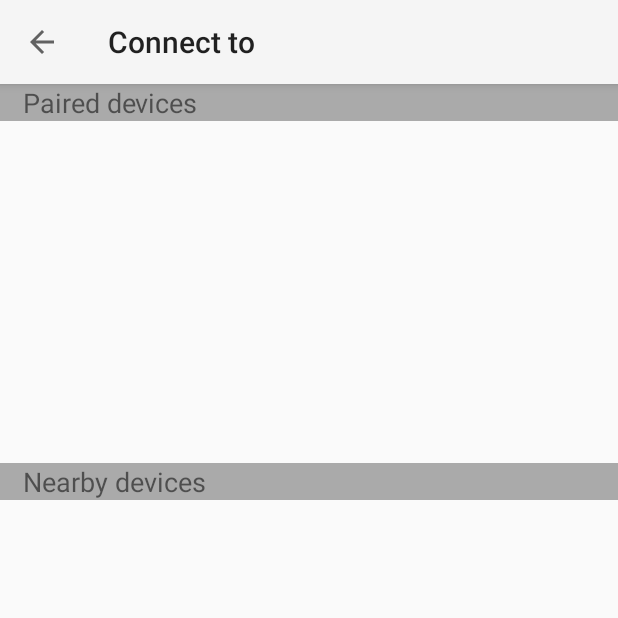
After one commit to unitbvcv/bt_car_remote_android_app, an Android app: the ConnectActivity screen opened directly, with no data from a screen before it, on a phone screen of 412 x 824 dp, the top half of it. The commit adds this screen. Run offline under Robolectric (Android 15) with nearby library versions, the phone set to English and light mode, and no system bars.

Commit message:
Added an activity to select the device to connect to through bluetooth.

```diff
--- a/app/src/main/AndroidManifest.xml
+++ b/app/src/main/AndroidManifest.xml
@@ -2,9 +2,9 @@
 <manifest xmlns:android="http://schemas.android.com/apk/res/android"
           package="com.unitbvcv.btcarremote">
 
-    <uses-permission android:name="android.permission.BLUETOOTH" />
-    <uses-permission android:name="android.permission.BLUETOOTH_ADMIN" />
-    <uses-permission android:name="android.permission.ACCESS_COARSE_LOCATION" />
+    <uses-permission android:name="android.permission.BLUETOOTH"/>
+    <uses-permission android:name="android.permission.BLUETOOTH_ADMIN"/>
+    <uses-permission android:name="android.permission.ACCESS_COARSE_LOCATION"/>
 
     <application
             android:allowBackup="true"
@@ -13,6 +13,14 @@
             android:roundIcon="@mipmap/ic_launcher_round"
             android:supportsRtl="true"
             android:theme="@style/AppTheme">
+        <activity android:name=".ConnectActivity"
+                  android:label="Connect to"
+                  android:parentActivityName=".SettingsActivity"
+                  android:theme="@style/AppTheme.NoActionBar">
+            <meta-data
+                    android:name="android.support.PARENT_ACTIVITY"
+                    android:value="com.unitbvcv.btcarremote.SettingsActivity"/>
+        </activity>
         <activity
                 android:name=".SettingsActivity"
                 android:label="@string/title_activity_settings"
@@ -31,6 +39,4 @@
         </activity>
     </application>
 
-
-
 </manifest>
--- /dev/null
+++ b/app/src/main/java/com/unitbvcv/btcarremote/ConnectActivity.kt
@@ -0,0 +1,76 @@
+package com.unitbvcv.btcarremote
+
+import android.app.Activity
+import android.bluetooth.BluetoothAdapter
+import android.content.Intent
+import android.support.v7.app.AppCompatActivity
+import android.os.Bundle
+import android.view.MenuItem
+import kotlinx.android.synthetic.main.activity_settings.*
+
+class ConnectActivity : AppCompatActivity() {
+
+    private val REQUEST_ENABLE_BT: Int = 4367
+
+    private var refreshRate: String = ""
+    private var timeoutCount: String = ""
+
+    override fun onCreate(savedInstanceState: Bundle?) {
+        super.onCreate(savedInstanceState)
+        setContentView(R.layout.activity_connect)
+        setSupportActionBar(toolbar)
+        supportActionBar?.setDisplayHomeAsUpEnabled(true)
+
+        processIntent()
+
+        val bluetoothAdapter: BluetoothAdapter? = BluetoothAdapter.getDefaultAdapter()
+        if (bluetoothAdapter != null) {
+            if (bluetoothAdapter.isEnabled == false) {
+                val enableBtIntent = Intent(BluetoothAdapter.ACTION_REQUEST_ENABLE)
+                startActivityForResult(enableBtIntent, REQUEST_ENABLE_BT)
+            }
+            else {
+                // populate listviews
+            }
+        }
+    }
+
+    private fun processIntent() {
+        refreshRate = intent.getStringExtra("refreshRate") ?: "50"
+        timeoutCount = intent.getStringExtra("timeoutCount") ?: "10"
+    }
+
+    override fun onBackPressed() {
+        val intent = Intent(this, SettingsActivity::class.java).apply {
+            putExtra("refreshRate", refreshRate)
+            putExtra("timeoutCount", timeoutCount)
+        }
+        startActivity(intent)
+    }
+
+    override fun onOptionsItemSelected(item: MenuItem?): Boolean {
+        return when (item?.itemId) {
+            android.R.id.home -> {
+                onBackPressed()
+                true
+            }
+            else -> super.onOptionsItemSelected(item)
+        }
+    }
+
+    override fun onActivityResult(requestCode: Int, resultCode: Int, data: Intent?) {
+        super.onActivityResult(requestCode, resultCode, data)
+        when (requestCode) {
+            REQUEST_ENABLE_BT -> {
+                when (resultCode) {
+                    Activity.RESULT_OK -> {
+                        // populate list widgets
+                    }
+                    Activity.RESULT_CANCELED -> {
+                        onBackPressed()
+                    }
+                }
+            }
+        }
+    }
+}
--- a/app/src/main/java/com/unitbvcv/btcarremote/SettingsActivity.kt
+++ b/app/src/main/java/com/unitbvcv/btcarremote/SettingsActivity.kt
@@ -56,8 +56,8 @@ class SettingsActivity : AppCompatActivity() {
     }
 
     private fun processIntent() {
-        settingsViewModel.refreshRate = intent.getStringExtra("refreshRate")
-        settingsViewModel.timeoutCount = intent.getStringExtra("timeoutCount")
+        settingsViewModel.refreshRate = intent.getStringExtra("refreshRate") ?: "50"
+        settingsViewModel.timeoutCount = intent.getStringExtra("timeoutCount") ?: "10"
     }
 
     private fun populateConnectListView() {
@@ -67,8 +67,11 @@ class SettingsActivity : AppCompatActivity() {
         connectListView.adapter = adapter
 
         connectListView.onItemClickListener = AdapterView.OnItemClickListener { parent, view, position, id ->
-            Toast.makeText(this, "test", Toast.LENGTH_SHORT).show()
-            // TODO: move to another activity with bluetooth device search
+            val intent = Intent(this, ConnectActivity::class.java).apply {
+                putExtra("refreshRate", settingsViewModel.refreshRate)
+                putExtra("timeoutCount", settingsViewModel.timeoutCount)
+            }
+            startActivity(intent)
         }
     }
 
--- /dev/null
+++ b/app/src/main/res/layout/activity_connect.xml
@@ -0,0 +1,79 @@
+<?xml version="1.0" encoding="utf-8"?>
+<android.support.constraint.ConstraintLayout
+        xmlns:android="http://schemas.android.com/apk/res/android"
+        xmlns:tools="http://schemas.android.com/tools"
+        xmlns:app="http://schemas.android.com/apk/res-auto"
+        android:layout_width="match_parent"
+        android:layout_height="match_parent"
+        tools:context=".ConnectActivity">
+
+    <android.support.design.widget.AppBarLayout
+            android:id="@+id/appBarLayout"
+            android:layout_height="wrap_content"
+            android:layout_width="match_parent"
+            app:layout_constraintTop_toTopOf="parent"
+            android:theme="@style/AppTheme.AppBarOverlay"
+    >
+
+        <android.support.v7.widget.Toolbar
+                android:id="@+id/toolbar"
+                android:layout_width="match_parent"
+                android:layout_height="?attr/actionBarSize"
+                android:background="?attr/colorPrimary"
+                app:popupTheme="@style/AppTheme.PopupOverlay"
+        />
+
+    </android.support.design.widget.AppBarLayout>
+
+    <TextView
+            android:id="@+id/pairedTextView"
+            android:text="@string/paired_devices"
+            android:textSize="18sp"
+            android:paddingStart="15dp"
+            android:paddingLeft="15dp"
+            android:paddingRight="15dp"
+            android:layout_width="0dp"
+            android:layout_height="wrap_content"
+            app:layout_constraintTop_toBottomOf="@+id/appBarLayout"
+            app:layout_constraintStart_toStartOf="parent"
+            app:layout_constraintEnd_toEndOf="parent"
+            app:layout_constraintHorizontal_bias="0.23"
+            android:background="@android:color/darker_gray"
+    />
+
+    <ListView
+            android:id="@+id/pairedListView"
+            android:layout_width="0dp"
+            android:layout_height="220dp"
+            app:layout_constraintTop_toBottomOf="@+id/pairedTextView"
+            app:layout_constraintStart_toStartOf="parent"
+            app:layout_constraintEnd_toEndOf="parent"
+    />
+
+    <TextView
+            android:id="@+id/nearbyTextView"
+            android:text="@string/nearby_devices"
+            android:textSize="18sp"
+            android:paddingStart="15dp"
+            android:paddingLeft="15dp"
+            android:paddingRight="15dp"
+            android:layout_width="0dp"
+            android:layout_height="wrap_content"
+            android:layout_marginTop="8dp"
+            app:layout_constraintTop_toBottomOf="@+id/pairedListView"
+            app:layout_constraintStart_toStartOf="parent"
+            app:layout_constraintEnd_toEndOf="parent"
+            app:layout_constraintHorizontal_bias="0.0"
+            android:background="@android:color/darker_gray"
+    />
+
+    <ListView
+            android:id="@+id/nearbyListView"
+            android:layout_width="0dp"
+            android:layout_height="220dp"
+            app:layout_constraintTop_toBottomOf="@+id/nearbyTextView"
+            app:layout_constraintStart_toStartOf="parent"
+            app:layout_constraintEnd_toEndOf="parent"
+    />
+
+</android.support.constraint.ConstraintLayout>
--- a/app/src/main/res/values/strings.xml
+++ b/app/src/main/res/values/strings.xml
@@ -11,4 +11,6 @@
     <string name="bluetooth_settings">Bluetooth Settings</string>
     <string name="_0_0">(0, 0)</string>
     <string name="title_activity_settings">Settings</string>
+    <string name="paired_devices">Paired devices</string>
+    <string name="nearby_devices">Nearby devices</string>
 </resources>
```
